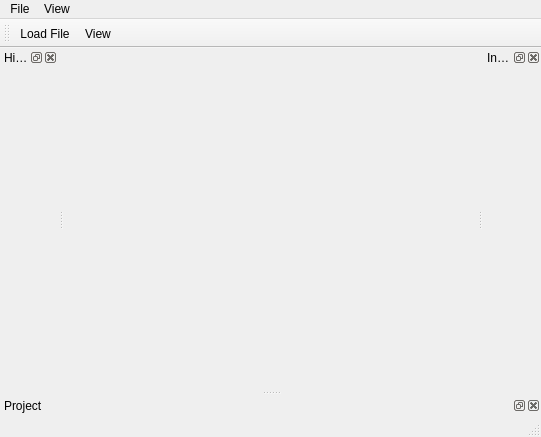
Before: the Qt Designer form Docking/mainwindow.ui in Witiza/QtProjects, drawn with Qt 5.
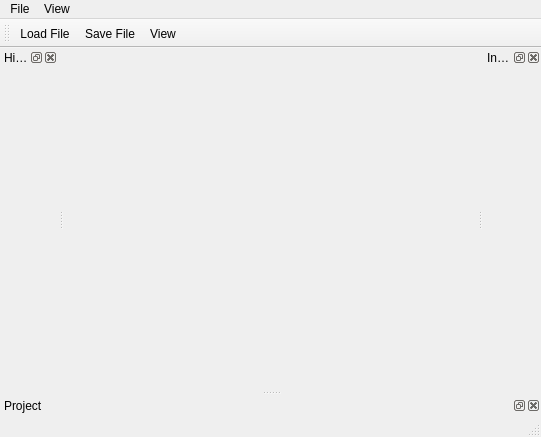
After: the same form once the commit is applied. Icons and pictures are not drawn.

The edit to the form file:
```diff
--- a/Docking/mainwindow.ui
+++ b/Docking/mainwindow.ui
@@ -45,6 +45,7 @@
     <bool>false</bool>
    </attribute>
    <addaction name="actionLoad_File"/>
+   <addaction name="actionSave_File"/>
    <addaction name="actionView"/>
   </widget>
   <widget class="QStatusBar" name="statusBar"/>
@@ -98,6 +99,15 @@
     <string>Load File</string>
    </property>
   </action>
+  <action name="actionSave_File">
+   <property name="icon">
+    <iconset resource="icon.qrc">
+     <normaloff>:/icons/Disk</normaloff>:/icons/Disk</iconset>
+   </property>
+   <property name="text">
+    <string>Save File</string>
+   </property>
+  </action>
  </widget>
  <layoutdefault spacing="6" margin="11"/>
  <resources>
```
Left out of the diff: 3 changed lines with no effect on the pictures.
